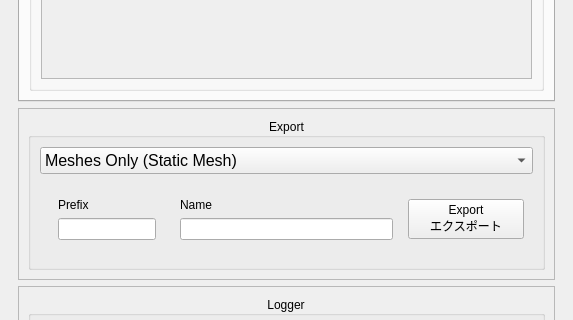
Above: maya2ue_exporter_main.ui from KTHattori/maya2ue-exporter before the change; both pictures show x 0 to 573 and y 461 to 781 of the 573 by 862 pixel window. Below: the same form after it.
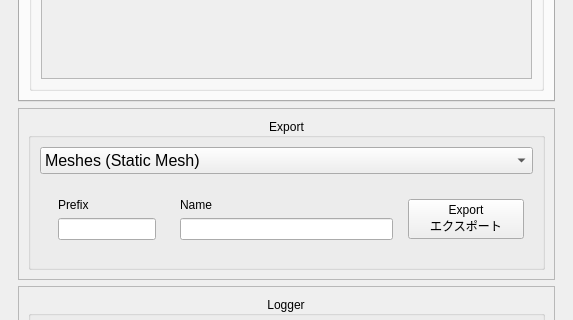
That is the form after the change. The open tabs and pages were chosen to show the change. Icons and pictures are not drawn.

```diff
--- a/maya2ue_exporter_main.ui
+++ b/maya2ue_exporter_main.ui
@@ -769,7 +769,7 @@
                </property>
                <item>
                 <property name="text">
-                 <string>Meshes Only (Static Mesh)</string>
+                 <string>Meshes (Static Mesh)</string>
                 </property>
                </item>
                <item>
```
Left out of the diff: 12 changed lines with no effect on the pictures.
